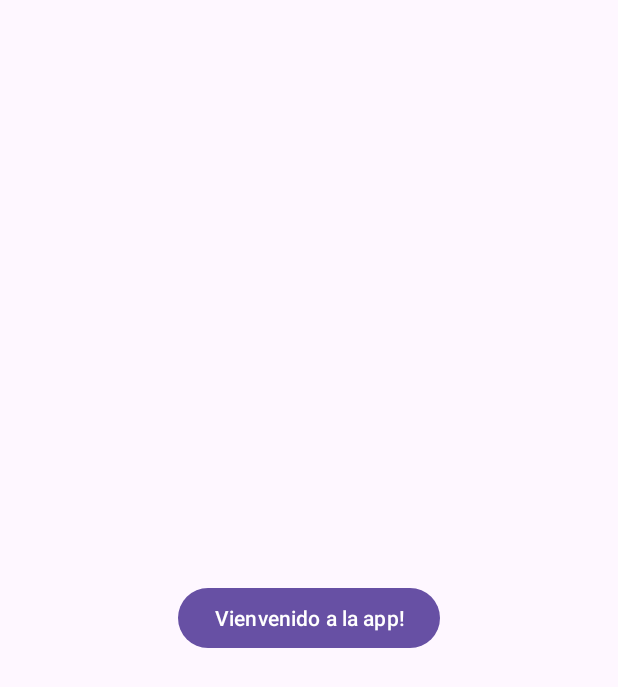
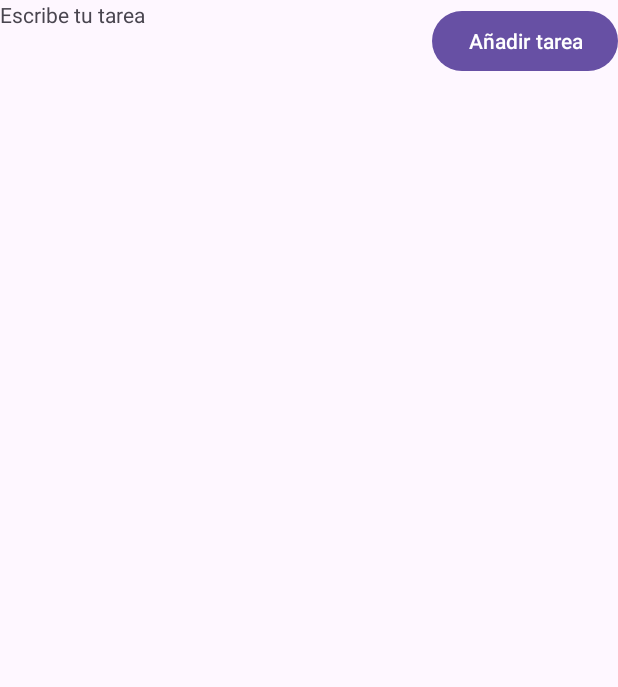
Before and after one commit to Joelgs13/Super_Scroll_Infinito, an Android app: the screen it shows after launch (MainActivity), on a phone screen of 412 x 824 dp. Shown: the top 687 px of the screen. Run offline under Robolectric (Android 15) with nearby library versions, the phone set to English and light mode, and no system bars.

Commit message:
Maquetando vistas con constraint layout

```diff
--- a/app/src/main/res/layout/activity_main.xml
+++ b/app/src/main/res/layout/activity_main.xml
@@ -7,13 +7,27 @@
     android:layout_height="match_parent"
     tools:context=".MainActivity">
 
-    <Button
+    <TextView
+        android:id="@+id/etTask"
         android:layout_width="wrap_content"
         android:layout_height="wrap_content"
-        android:text="Vienvenido a la app!"
+        android:text="Escribe tu tarea"
+        app:layout_constraintBottom_toBottomOf="parent"
+        app:layout_constraintStart_toStartOf="parent"
+        app:layout_constraintHorizontal_bias="0"
+        app:layout_constraintEnd_toStartOf="@+id/btnAddTask"
+        app:layout_constraintTop_toTopOf="parent"
+        app:layout_constraintVertical_bias="0" />
+
+    <Button
+        android:id="@+id/btnAddTask"
+        android:layout_width="wrap_content"
+        android:layout_height="wrap_content"
+        android:text="Añadir tarea"
         app:layout_constraintBottom_toBottomOf="parent"
         app:layout_constraintEnd_toEndOf="parent"
+        app:layout_constraintHorizontal_bias="1"
         app:layout_constraintStart_toStartOf="parent"
-        app:layout_constraintTop_toTopOf="parent" />
-
+        app:layout_constraintTop_toTopOf="parent"
+        app:layout_constraintVertical_bias="0.004" />
 </androidx.constraintlayout.widget.ConstraintLayout>
```
